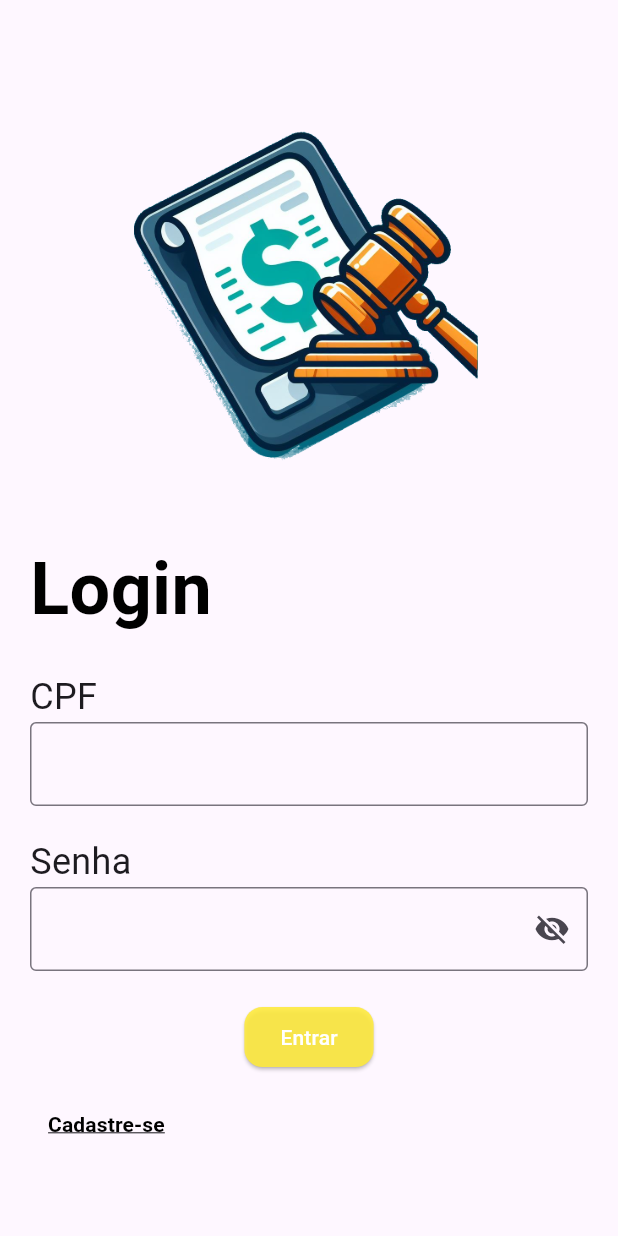
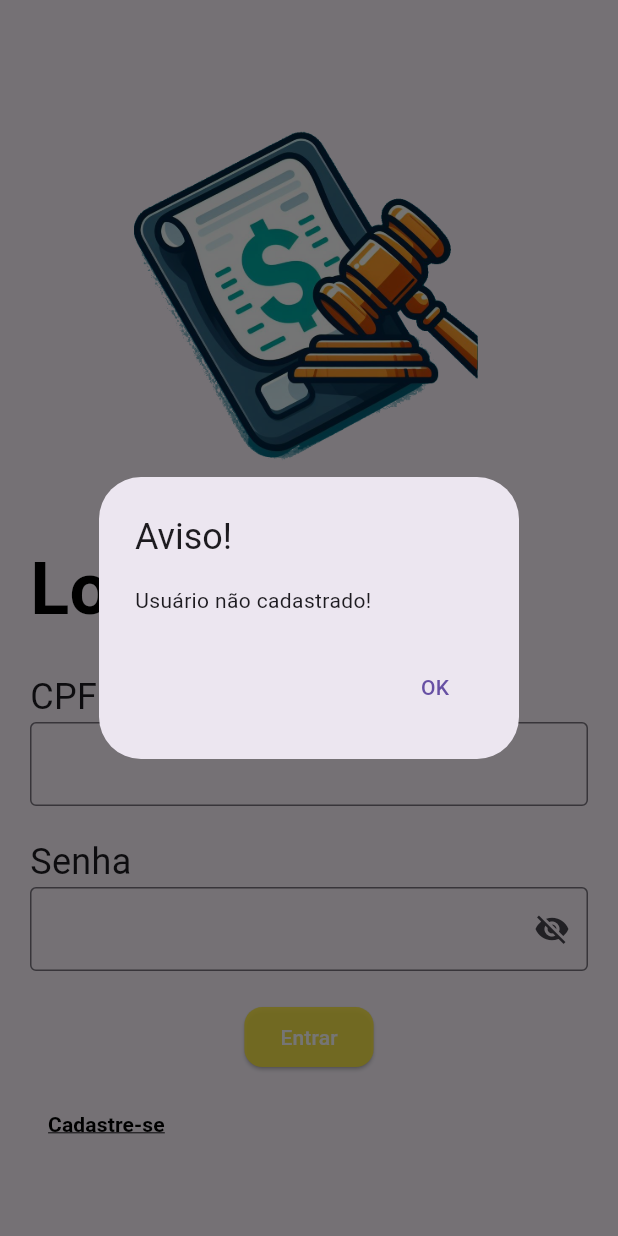
Before and after one commit to Moto-Log/LegisTrack, a Flutter app: the PaginaCadastro screen opened directly, after a tap on "Já Tenho Conta", after a tap on "Entrar", on a phone screen of 412 x 824 dp. Run offline on Flutter 3.47's test engine with Material 3 defaults, Android fonts, the phone set to English and light mode, and no system bars; our stand-ins replace mask_text_input_formatter, sqflite; accounts and stored records are empty.

Commit message:
configuração de alertas de login|cadastro e padronização dos validators

```diff
--- a/lib/screens/login/login.dart
+++ b/lib/screens/login/login.dart
@@ -1,8 +1,8 @@
 import 'package:flutter/material.dart';
-import 'package:flutter/services.dart';
 import 'package:legistrack/data/dataBaseRegister.dart';
+import 'package:mask_text_input_formatter/mask_text_input_formatter.dart';
 
-import '../../validators.dart';
+import '../validation/validators.dart';
 import '../projects_screen.dart';
 import '../register/screen_register.dart';
 
@@ -23,6 +23,11 @@ class _LoginPageState extends State<LoginPage> {
   //final _controllers = [TextEditingController(), TextEditingController()];
   final _focusNodes = [FocusNode(), FocusNode()];
   final _scrollController = ScrollController();
+
+  final maskFormatterCpf = MaskTextInputFormatter(
+    mask: '###.###.###-##',
+    filter: {'#': RegExp(r'[0-9]')},
+  );
 
   @override
   void initState() {
@@ -48,12 +53,12 @@ class _LoginPageState extends State<LoginPage> {
   void _scrollToNode(FocusNode node) {
     _scrollController.animateTo(
       node.offset.dy,
-      duration: Duration(milliseconds: 500),
+      duration: const Duration(milliseconds: 500),
       curve: Curves.ease,
     );
   }
 
-  Future<bool> _compareValue() async {
+  Future<String> _compareValue() async {
     final cpfValue = _controllerCpf.text;
     final senhaValue = _controllerSenha.text;
     try {
@@ -61,15 +66,15 @@ class _LoginPageState extends State<LoginPage> {
       final List<Map<String, dynamic>> maps = await dbHelper.queryAllRows();
       for (var map in maps) {
         if (map['cpf'] == cpfValue && map['senha'] == senhaValue) {
-          print('Valor encontrado no banco de dados!');
-          return true;
+          // print('Valor encontrado no banco de dados!');
+          return "Found";
         }
       }
-      print('Valor não encontrado');
-      return false;
+      // print('Valor não encontrado');
+      return "Usuário não cadastrado!";
     } catch (e) {
-      print('Erro ao acessar o banco de dados: $e');
-      return false;
+      // print('Erro ao acessar o banco de dados: $e');
+      return "Erro ao acessar o banco de dados: $e";
     }
   }
 
@@ -80,8 +85,8 @@ class _LoginPageState extends State<LoginPage> {
             controller: _scrollController,
             child: Column(children: [
               Container(
-                  margin: EdgeInsets.only(top: 50), // Set the margin here
-                  child: FractionallySizedBox(
+                  margin: const EdgeInsets.only(top: 50), // Set the margin here
+                  child: const FractionallySizedBox(
                       widthFactor: 0.7,
                       child: Image(
                           image: AssetImage('src/archives/login_img.png')))),
@@ -91,7 +96,7 @@ class _LoginPageState extends State<LoginPage> {
                   key: _formKey,
                   child: Column(
                     children: [
-                      Align(
+                      const Align(
                         alignment: Alignment.topLeft,
                         child: Text(
                           'Login',
@@ -101,8 +106,8 @@ class _LoginPageState extends State<LoginPage> {
                               fontWeight: FontWeight.bold),
                         ),
                       ),
-                      SizedBox(height: 20),
-                      Align(
+                      const SizedBox(height: 20),
+                      const Align(
                         alignment: Alignment.topLeft,
                         child: Text(
                           'CPF',
@@ -114,9 +119,10 @@ class _LoginPageState extends State<LoginPage> {
                         keyboardType: TextInputType.number,
                         controller: _controllerCpf,
                         focusNode: _focusNodes[0],
-                        decoration: InputDecoration(
+                        decoration: const InputDecoration(
                           border: OutlineInputBorder(),
                         ),
+                        autovalidateMode: AutovalidateMode.onUnfocus,
                         validator: (value) {
                           if (value!.isEmpty) {
                             return 'Por favor, insira seu CPF';
@@ -126,14 +132,11 @@ class _LoginPageState extends State<LoginPage> {
                           }
                           return null;
                         },
-                        onSaved: (value) => _controllerCpf.text = value!,
-                        inputFormatters: [
-                          FilteringTextInputFormatter.digitsOnly,
-                          CpfInputFormatter(),
-                        ],
+                        onChanged: (value) => _controllerCpf.text = value,
+                        inputFormatters: [maskFormatterCpf],
                       ),
-                      SizedBox(height: 20),
-                      Align(
+                      const SizedBox(height: 20),
+                      const Align(
                         alignment: Alignment.topLeft,
                         child: Text(
                           'Senha',
@@ -145,7 +148,7 @@ class _LoginPageState extends State<LoginPage> {
                         controller: _controllerSenha,
                         focusNode: _focusNodes[1],
                         decoration: InputDecoration(
-                            border: OutlineInputBorder(),
+                            border: const OutlineInputBorder(),
                             suffixIcon: IconButton(
                                 onPressed: () {
                                   setState(() {
@@ -162,20 +165,37 @@ class _LoginPageState extends State<LoginPage> {
                           }
                           return null;
                         },
-                        onSaved: (value) => _controllerSenha.text = value!,
+                        autovalidateMode: AutovalidateMode.onUnfocus,
+                        onChanged: (value) => _controllerSenha.text = value,
                       ),
-                      SizedBox(height: 20),
+                      const SizedBox(height: 20),
                       ElevatedButton(
                         onPressed: () async {
-                          bool valueFound = await _compareValue();
-                          if (valueFound) {
+                          String valueFound = await _compareValue();
+                          if (valueFound == "Found") {
                             _controllerCpf.clear();
                             _controllerSenha.clear();
                             Navigator.push(
                               context,
                               MaterialPageRoute(
-                                  builder: (context) => ProjectsScreen()),
+                                  builder: (context) => const ProjectsScreen()),
                             );
+                          }
+                          else {
+                            showDialog(context: context, builder: (BuildContext build) {
+                              return AlertDialog(
+                                title: const Text('Aviso!'),
+                                content: Text(valueFound),
+                                actions: [
+                                  TextButton(
+                                    child: const Text('OK'),
+                                    onPressed: () {
+                                      Navigator.of(context).pop();
+                                    },
+                                  ),
+                                ],
+                              );
+                            });
                           }
                           /*if (_formKey.currentState!.validate()) {
                             _formKey.currentState!.save();
@@ -187,22 +207,22 @@ class _LoginPageState extends State<LoginPage> {
                           }*/
                         },
                         style: ButtonStyle(
-                            shape: WidgetStatePropertyAll(
+                            shape: const WidgetStatePropertyAll(
                                 RoundedRectangleBorder(
                                     borderRadius:
                                         BorderRadius.all(Radius.circular(12)))),
                             backgroundColor: WidgetStateProperty.all(
                                 const Color.fromARGB(225, 255, 235, 59))),
-                        child: Text('Entrar',
+                        child: const Text('Entrar',
                             style: TextStyle(color: Colors.white)),
                       ),
-                      SizedBox(height: 10),
+                      const SizedBox(height: 10),
                       TextButton(
                           onPressed: () {
                             Navigator.push(
                               context,
                               MaterialPageRoute(
-                                  builder: (context) => PaginaCadastro()),
+                                  builder: (context) => const PaginaCadastro()),
                             );
                           },
                           child: const Align(
--- a/lib/screens/register/screen_register.dart
+++ b/lib/screens/register/screen_register.dart
@@ -6,7 +6,7 @@ import 'package:mask_text_input_formatter/mask_text_input_formatter.dart';
 import '../../data/dataBaseRegister.dart';
 import '../dialogue/popUp.dart';
 import '../login/login.dart';
-import '../validation/validateCpf.dart';
+import '../validation/validators.dart';
 
 class PaginaCadastro extends StatefulWidget {
   const PaginaCadastro({super.key});
@@ -22,15 +22,15 @@ class _PaginaCadastroState extends State<PaginaCadastro> {
   final TextEditingController _controllerEmail = TextEditingController();
   final TextEditingController _controllerSenha = TextEditingController();
 
-  bool _isNomeValid = true;
+  final bool _isNomeValid = true;
   bool _isCpfValid = true;
-  bool _isIdadeValid = true;
-  bool _isEmailValid = true;
-  bool _isSenhaValid = true;
+  final bool _isIdadeValid = true;
+  final bool _isEmailValid = true;
+  final bool _isSenhaValid = true;
 
   void _validateCpf() {
     setState(() {
-      _isCpfValid = isValidCpf(_controllerCpf.text);
+      _isCpfValid = validations.isValidCpf(_controllerCpf.text);
     });
   }
 
@@ -64,7 +64,7 @@ class _PaginaCadastroState extends State<PaginaCadastro> {
 
   final OutlineInputBorder customBorder = OutlineInputBorder(
     borderRadius: BorderRadius.circular(50),
-    borderSide: BorderSide(color: Colors.black),
+    borderSide: const BorderSide(color: Colors.black),
   );
 
   String get nomeRecebido => _controllerNome.text;
@@ -85,7 +85,7 @@ class _PaginaCadastroState extends State<PaginaCadastro> {
     }
 
     return Scaffold(
-      backgroundColor: Color.fromARGB(255, 255, 255, 255),
+      backgroundColor: const Color.fromARGB(255, 255, 255, 255),
       body: Center(
         child: Padding(
           padding: const EdgeInsets.all(20.0),
@@ -98,7 +98,7 @@ class _PaginaCadastroState extends State<PaginaCadastro> {
                 //MeuTextoCadastro(),
                 //SizedBox(height: 16),
                 RichText(
-                  text: TextSpan(
+                  text: const TextSpan(
                     text: 'Cadastro',
                     style: TextStyle(
                       color: Colors.black,
@@ -114,14 +114,14 @@ class _PaginaCadastroState extends State<PaginaCadastro> {
                   decoration: InputDecoration(
                     labelText: 'Nome',
                     hintText: 'Digite seu Nome',
-                    prefixIcon: Icon(Icons.person),
+                    prefixIcon: const Icon(Icons.person),
                     filled: true,
                     fillColor: const Color.fromARGB(255, 233, 232, 232),
-                    labelStyle: TextStyle(
+                    labelStyle: const TextStyle(
                       fontSize: 18,
                       color: Colors.black,
                     ),
-                    hintStyle: TextStyle(
+                    hintStyle: const TextStyle(
                       fontSize: 18,
                       color: Colors.black,
                     ),
@@ -138,7 +138,7 @@ class _PaginaCadastroState extends State<PaginaCadastro> {
                     ),
                   ),
                 ),
-                SizedBox(height: 16),
+                const SizedBox(height: 16),
 
                 //CAMPO IDADE
                 TextField(
@@ -148,14 +148,14 @@ class _PaginaCadastroState extends State<PaginaCadastro> {
                   decoration: InputDecoration(
                     labelText: 'Idade',
                     hintText: 'Digite sua idade',
-                    prefixIcon: Icon(Icons.calendar_month),
+                    prefixIcon: const Icon(Icons.calendar_month),
                     filled: true,
-                    fillColor: Color.fromARGB(255, 233, 232, 232),
-                    labelStyle: TextStyle(
+                    fillColor: const Color.fromARGB(255, 233, 232, 232),
+                    labelStyle: const TextStyle(
                       fontSize: 18,
                       color: Colors.black,
                     ),
-                    hintStyle: TextStyle(
+                    hintStyle: const TextStyle(
                       fontSize: 18,
                       color: Colors.black,
                     ),
@@ -172,7 +172,7 @@ class _PaginaCadastroState extends State<PaginaCadastro> {
                     ),
                   ),
                 ),
-                SizedBox(height: 16),
+                const SizedBox(height: 16),
 
                 //CAMPO CPF
                 TextField(
@@ -182,14 +182,14 @@ class _PaginaCadastroState extends State<PaginaCadastro> {
                   decoration: InputDecoration(
                     labelText: 'Cpf',
                     hintText: 'Informe seu Cpf',
-                    prefixIcon: Icon(Icons.call_to_action_outlined),
+                    prefixIcon: const Icon(Icons.call_to_action_outlined),
                     filled: true,
-                    fillColor: Color.fromARGB(255, 233, 232, 232),
-                    labelStyle: TextStyle(
+                    fillColor: const Color.fromARGB(255, 233, 232, 232),
+                    labelStyle: const TextStyle(
                       fontSize: 18,
                       color: Colors.black,
                     ),
-                    hintStyle: TextStyle(
+                    hintStyle: const TextStyle(
                       fontSize: 18,
                       color: Colors.black,
                     ),
@@ -213,7 +213,7 @@ class _PaginaCadastroState extends State<PaginaCadastro> {
                     });
                   },
                 ),
-                SizedBox(height: 16),
+                const SizedBox(height: 16),
 
                 //CAMPO EMAIL
                 TextField(
@@ -221,14 +221,14 @@ class _PaginaCadastroState extends State<PaginaCadastro> {
                   decoration: InputDecoration(
                     labelText: 'E-mail',
                     hintText: 'seuemail@email.com',
-                    prefixIcon: Icon(Icons.email),
+                    prefixIcon: const Icon(Icons.email),
                     filled: true,
-                    fillColor: Color.fromARGB(255, 233, 232, 232),
-                    labelStyle: TextStyle(
+                    fillColor: const Color.fromARGB(255, 233, 232, 232),
+                    labelStyle: const TextStyle(
                       fontSize: 18,
                       color: Colors.black,
                     ),
-                    hintStyle: TextStyle(
+                    hintStyle: const TextStyle(
                       fontSize: 18,
                       color: Colors.black,
                     ),
@@ -245,7 +245,7 @@ class _PaginaCadastroState extends State<PaginaCadastro> {
                     ),
                   ),
                 ),
-                SizedBox(height: 16),
+                const SizedBox(height: 16),
 
                 //CAMPO SENHA
                 TextField(
@@ -254,7 +254,7 @@ class _PaginaCadastroState extends State<PaginaCadastro> {
                   decoration: InputDecoration(
                     labelText: 'Senha',
                     hintText: 'Digite sua senha',
-                    prefixIcon: Icon(Icons.lock),
+                    prefixIcon: const Icon(Icons.lock),
                     suffixIcon: IconButton(
                       icon: Icon(_showPassword
                           ? Icons.visibility
@@ -266,12 +266,12 @@ class _PaginaCadastroState extends State<PaginaCadastro> {
                       },
                     ),
                     filled: true,
-                    fillColor: Color.fromARGB(255, 233, 232, 232),
-                    labelStyle: TextStyle(
+                    fillColor: const Color.fromARGB(255, 233, 232, 232),
+                    labelStyle: const TextStyle(
                       fontSize: 18,
                       color: Colors.black,
                     ),
-                    hintStyle: TextStyle(
+                    hintStyle: const TextStyle(
                       fontSize: 18,
                       color: Colors.black,
                     ),
@@ -288,7 +288,7 @@ class _PaginaCadastroState extends State<PaginaCadastro> {
                     ),
                   ),
                 ),
-                SizedBox(height: 16),
+                const SizedBox(height: 16),
 
                 //BOTAO CADASTRAR
                 ElevatedButton(
@@ -300,7 +300,20 @@ class _PaginaCadastroState extends State<PaginaCadastro> {
                         emailRecebido.isEmpty ||
                         senhaRecebido.isEmpty) {
                       //DatabaseCadastro.instance.closeDatabase();
-                      print("Todos os Campos são obrigatorios.");
+                      showDialog(context: context, builder: (BuildContext build) {
+                        return AlertDialog(
+                          title: const Text('Aviso!'),
+                          content: const Text('Todos os campos devem estar preenchidos'),
+                          actions: [
+                            TextButton(
+                              child: const Text('OK'),
+                              onPressed: () {
+                                Navigator.of(context).pop();
+                              },
+                            ),
+                          ],
+                        );
+                      });
                     } else {
                       if (_isCpfValid) {
                         adicionarValores(
@@ -314,7 +327,7 @@ class _PaginaCadastroState extends State<PaginaCadastro> {
                         //ABRE UMA CAIXA (POPUP)
                         Dialogo dialogo = Dialogo(context);
                         dialogo.openDialog();
-                        Timer(Duration(seconds: 1), () {
+                        Timer(const Duration(seconds: 1), () {
                           Navigator.pushReplacement(
                             context,
                             MaterialPageRoute(
@@ -333,7 +346,7 @@ class _PaginaCadastroState extends State<PaginaCadastro> {
                         printDatabaseValues();
                       } else {
                         ScaffoldMessenger.of(context).showSnackBar(
-                          SnackBar(content: Text('Dados Inválidos')),
+                          const SnackBar(content: Text('Dados Inválidos')),
                         );
                       }
                       ;
@@ -342,7 +355,7 @@ class _PaginaCadastroState extends State<PaginaCadastro> {
                   style: ElevatedButton.styleFrom(
                     backgroundColor: Colors.black,
                   ),
-                  child: Text(
+                  child: const Text(
                     'Cadastrar',
                     style: TextStyle(
                       color: Colors.white,
@@ -364,7 +377,7 @@ class _PaginaCadastroState extends State<PaginaCadastro> {
                   style: ElevatedButton.styleFrom(
                     backgroundColor: const Color.fromARGB(255, 49, 46, 46),
                   ),
-                  child: Text(
+                  child: const Text(
                     'Já Tenho Conta',
                     style: TextStyle(
                       color: Colors.white,
```
Also changed, not shown: lib/screens/validation/validateCpf.dart (deleted, +0 -46 lines), lib/screens/validation/validators.dart (added, +29 -0 lines), lib/validators.dart (deleted, +0 -59 lines).
